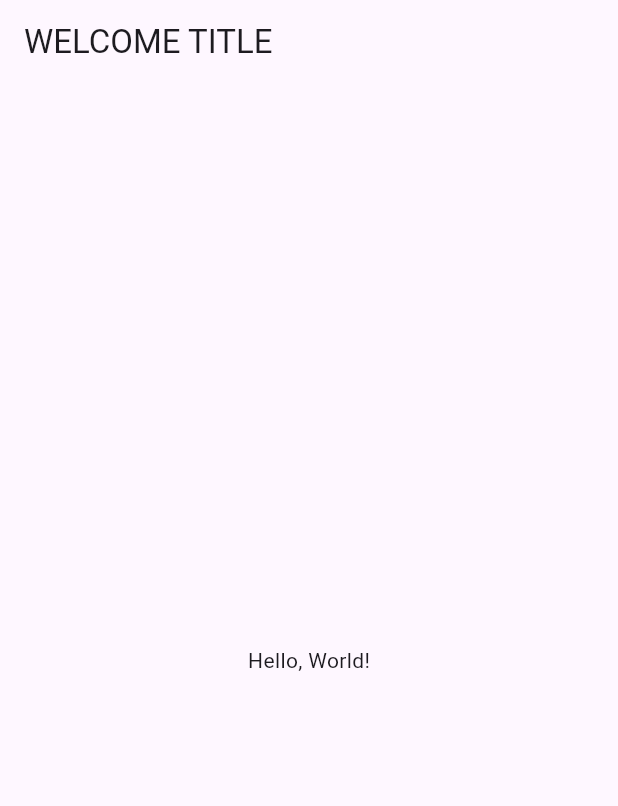
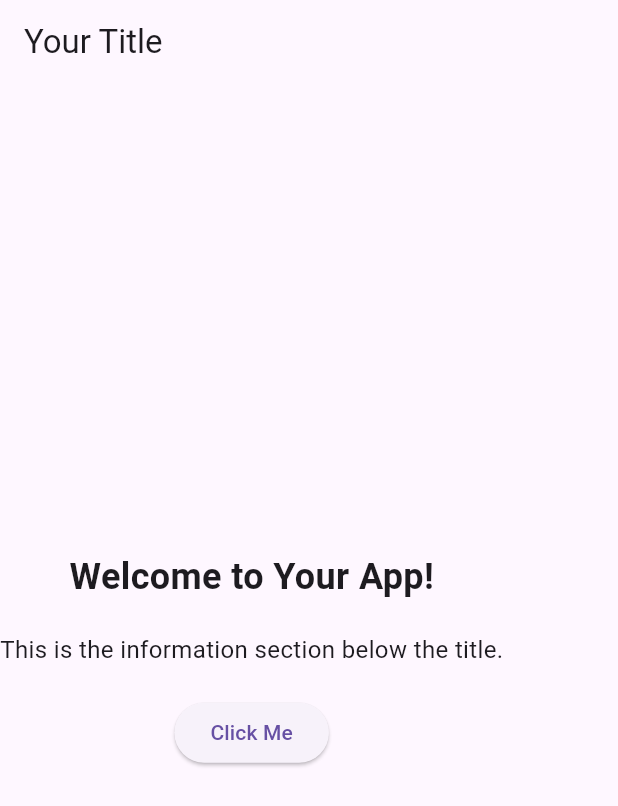
Before and after one commit to Thiruvarasu-Datasirpi/flutter, a Flutter app: the screen it shows after launch, on a phone screen of 412 x 824 dp. Shown: the top 806 px of the screen. Run offline on Flutter 3.47's test engine with Material 3 defaults, Android fonts, the phone set to English and light mode, and no system bars.

Commit message:
infosection done

```diff
--- a/flutter_application_1/lib/main.dart
+++ b/flutter_application_1/lib/main.dart
@@ -10,7 +10,7 @@ class MyApp extends StatelessWidget {
     return MaterialApp(
       home: Scaffold(
         appBar: AppBar(
-          title: Text('WELCOME TITLE'),
+          title: Text('Your Title'),
         ),
         body: YourBodyWidget(),
       ),
@@ -22,8 +22,27 @@ class YourBodyWidget extends StatelessWidget {
   @override
   Widget build(BuildContext context) {
     // Your main content goes here
-    return Center(
-      child: Text('Hello, World!'),
+    return Column(
+      mainAxisAlignment: MainAxisAlignment.center,
+      children: [
+        Text(
+          'Welcome to Your App!',
+          style: TextStyle(fontSize: 24, fontWeight: FontWeight.bold),
+        ),
+        SizedBox(height: 20),
+        Text(
+          'This is the information section below the title.',
+          style: TextStyle(fontSize: 16),
+        ),
+        SizedBox(height: 20),
+        ElevatedButton(
+          onPressed: () {
+            // Add your button action here
+            print('Button Clicked!');
+          },
+          child: Text('Click Me'),
+        ),
+      ],
     );
   }
 }
```
